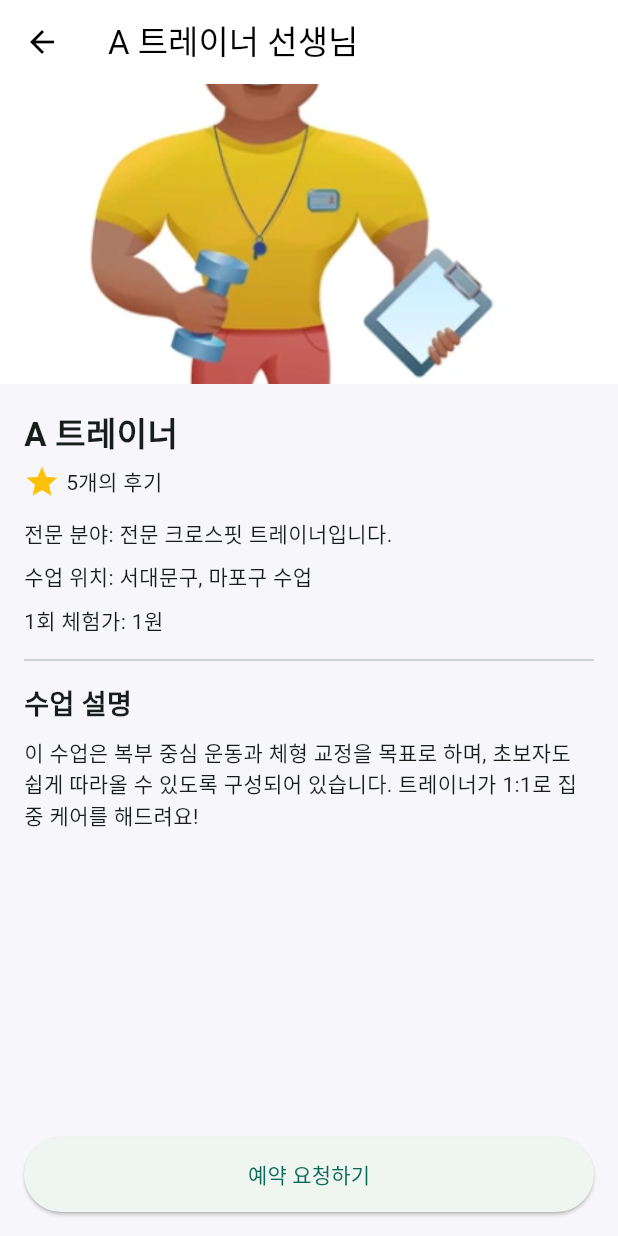
After one commit to Fitmate-train/Frontend_Trainers, a Flutter app: the screen it shows after launch, after a tap on "상세보기", on a phone screen of 412 x 824 dp. The commit adds this screen. Run offline on Flutter 3.47's test engine with Material 3 defaults, Android fonts, the phone set to English and light mode, and no system bars; drawn by our look-alikes of carousel_slider; our stand-ins replace shared_preferences; missing offline and left inert: kakao_flutter_sdk_common, kakao_flutter_sdk_user.

```diff
--- a/lib/main.dart
+++ b/lib/main.dart
@@ -2,6 +2,8 @@ import 'package:flutter/material.dart';
 import 'package:intl/intl.dart';
 import 'package:intl/date_symbol_data_local.dart';
 import 'package:kakao_flutter_sdk_common/kakao_flutter_sdk_common.dart';
+import 'package:my_project_name/screens/lesson_chat_screen.dart';
+import 'package:my_project_name/screens/lesson_detail_screen.dart';
 import 'package:my_project_name/screens/lesson_explore_screen.dart';
 
 import 'screens/home_screen.dart';
@@ -51,8 +53,8 @@ class FitMateTrainerApp extends StatelessWidget {
         '/profile': (context) => const _Stub('프로필'),
         '/location_edit': (context) => const _Stub('동네 수정'),
         '/lesson_explore': (context) => const LessonExploreScreen(),
-
-        '/lesson_detail': (context) => const _Stub('수업 상세'),
+        '/lesson_detail': (context) => LessonDetailScreen(),
+        '/lesson_chat': (context) => LessonChatScreen(),
       },
 
       theme: ThemeData(
--- /dev/null
+++ b/lib/screens/lesson_detail_screen.dart
@@ -0,0 +1,81 @@
+import 'package:flutter/material.dart';
+import '../models/trainer_model.dart';
+import 'package:carousel_slider/carousel_slider.dart';
+
+class LessonDetailScreen extends StatelessWidget {
+  @override
+  Widget build(BuildContext context) {
+    final Trainer trainer =
+        ModalRoute.of(context)!.settings.arguments as Trainer;
+
+    return Scaffold(
+      appBar: AppBar(title: Text('${trainer.name} 선생님')),
+      body: SingleChildScrollView(
+        child: Column(
+          children: [
+            CarouselSlider(
+              options: CarouselOptions(height: 200, viewportFraction: 1.0),
+              items:
+                  trainer.imageUrls.map((url) {
+                    return Image.asset(
+                      url,
+                      width: double.infinity,
+                      fit: BoxFit.cover,
+                    );
+                  }).toList(),
+            ),
+            Padding(
+              padding: const EdgeInsets.all(16.0),
+              child: Column(
+                crossAxisAlignment: CrossAxisAlignment.start,
+                children: [
+                  Text(
+                    trainer.name,
+                    style: TextStyle(fontSize: 22, fontWeight: FontWeight.bold),
+                  ),
+                  SizedBox(height: 4),
+                  Row(
+                    children: [
+                      Icon(Icons.star, color: Colors.amber),
+                      SizedBox(width: 4),
+                      Text('${trainer.reviewCount}개의 후기'),
+                    ],
+                  ),
+                  SizedBox(height: 12),
+                  Text('전문 분야: ${trainer.intro}'),
+                  SizedBox(height: 8),
+                  Text('수업 위치: ${trainer.location}'),
+                  SizedBox(height: 8),
+                  Text(
+                    '1회 체험가: ${trainer.firstLessonRate.toStringAsFixed(0)}원',
+                  ),
+                  Divider(height: 32),
+                  Text(
+                    '수업 설명',
+                    style: TextStyle(fontSize: 18, fontWeight: FontWeight.bold),
+                  ),
+                  SizedBox(height: 8),
+                  Text(
+                    '이 수업은 복부 중심 운동과 체형 교정을 목표로 하며, '
+                    '초보자도 쉽게 따라올 수 있도록 구성되어 있습니다. '
+                    '트레이너가 1:1로 집중 케어를 해드려요!',
+                  ),
+                ],
+              ),
+            ),
+          ],
+        ),
+      ),
+      bottomNavigationBar: Padding(
+        padding: const EdgeInsets.all(16),
+        child: ElevatedButton(
+          onPressed: () {
+            Navigator.pushNamed(context, '/lesson_chat', arguments: trainer);
+          },
+          child: Text('예약 요청하기'),
+          style: ElevatedButton.styleFrom(minimumSize: Size.fromHeight(50)),
+        ),
+      ),
+    );
+  }
+}
--- a/lib/screens/received_requests_screen.dart
+++ b/lib/screens/received_requests_screen.dart
@@ -3,6 +3,7 @@ import 'package:flutter/material.dart';
 import 'package:intl/intl.dart';
 import '../models/lesson_request.dart';
 import '../services/request_service.dart';
+import '../widgets/BottomNav.dart';
 
 class ReceivedRequestsScreen extends StatefulWidget {
   const ReceivedRequestsScreen({super.key});
@@ -137,11 +138,25 @@ class _ReceivedRequestsScreenState extends State<ReceivedRequestsScreen> {
           ],
         ),
       ),
-      bottomNavigationBar: _BottomNav(
-        currentIndex: 1,
+      bottomNavigationBar: BottomNav(
+        currentIndex: 1, // 현재 탭 인덱스
         onTap: (i) {
-          if (i == 0) {
-            Navigator.pushReplacementNamed(context, '/');
+          switch (i) {
+            case 0:
+              Navigator.pushReplacementNamed(context, '/');
+              break;
+            case 1:
+              Navigator.pushReplacementNamed(context, '/requests');
+              break;
+            case 2:
+              Navigator.pushReplacementNamed(context, '/lesson_request');
+              break;
+            case 3:
+              Navigator.pushReplacementNamed(context, '/chat');
+              break; // 라우트 있으면
+            case 4:
+              Navigator.pushReplacementNamed(context, '/profile');
+              break;
           }
         },
       ),
@@ -323,30 +338,3 @@ class _EmptyBox extends StatelessWidget {
     );
   }
 }
-
-class _BottomNav extends StatelessWidget {
-  final int currentIndex;
-  final ValueChanged<int> onTap;
-  const _BottomNav({required this.currentIndex, required this.onTap});
-
-  @override
-  Widget build(BuildContext context) {
-    return NavigationBar(
-      selectedIndex: currentIndex,
-      onDestinationSelected: onTap,
-      destinations: const [
-        NavigationDestination(icon: Icon(Icons.home_outlined), label: '홈'),
-        NavigationDestination(icon: Icon(Icons.inbox_outlined), label: '받은요청'),
-        NavigationDestination(
-          icon: Icon(Icons.note_alt_outlined),
-          label: '바로견적',
-        ),
-        NavigationDestination(
-          icon: Icon(Icons.chat_bubble_outline),
-          label: '채팅',
-        ),
-        NavigationDestination(icon: Icon(Icons.person_outline), label: '프로필'),
-      ],
-    );
-  }
-}
--- /dev/null
+++ b/lib/widgets/BottomNav.dart
@@ -0,0 +1,30 @@
+// lib/widgets/bottom_nav.dart
+import 'package:flutter/material.dart';
+
+/// 앱 공용 하단 네비게이션바
+/// - [currentIndex] : 현재 선택된 탭 인덱스
+/// - [onTap]        : 탭 선택 시 호출되는 콜백
+class BottomNav extends StatelessWidget {
+  final int currentIndex;
+  final ValueChanged<int> onTap;
+
+  const BottomNav({super.key, required this.currentIndex, required this.onTap});
+
+  @override
+  Widget build(BuildContext context) {
+    return NavigationBar(
+      selectedIndex: currentIndex,
+      onDestinationSelected: onTap,
+      destinations: const [
+        NavigationDestination(icon: Icon(Icons.home_outlined), label: '홈'),
+        NavigationDestination(icon: Icon(Icons.inbox_outlined), label: '받은요청'),
+
+        NavigationDestination(
+          icon: Icon(Icons.chat_bubble_outline),
+          label: '채팅',
+        ),
+        NavigationDestination(icon: Icon(Icons.person_outline), label: '프로필'),
+      ],
+    );
+  }
+}
```
Also changed, not shown: lib/screens/home_screen.dart (+23 -11 lines), lib/screens/lesson_chat_screen.dart (added, +157 -0 lines).
